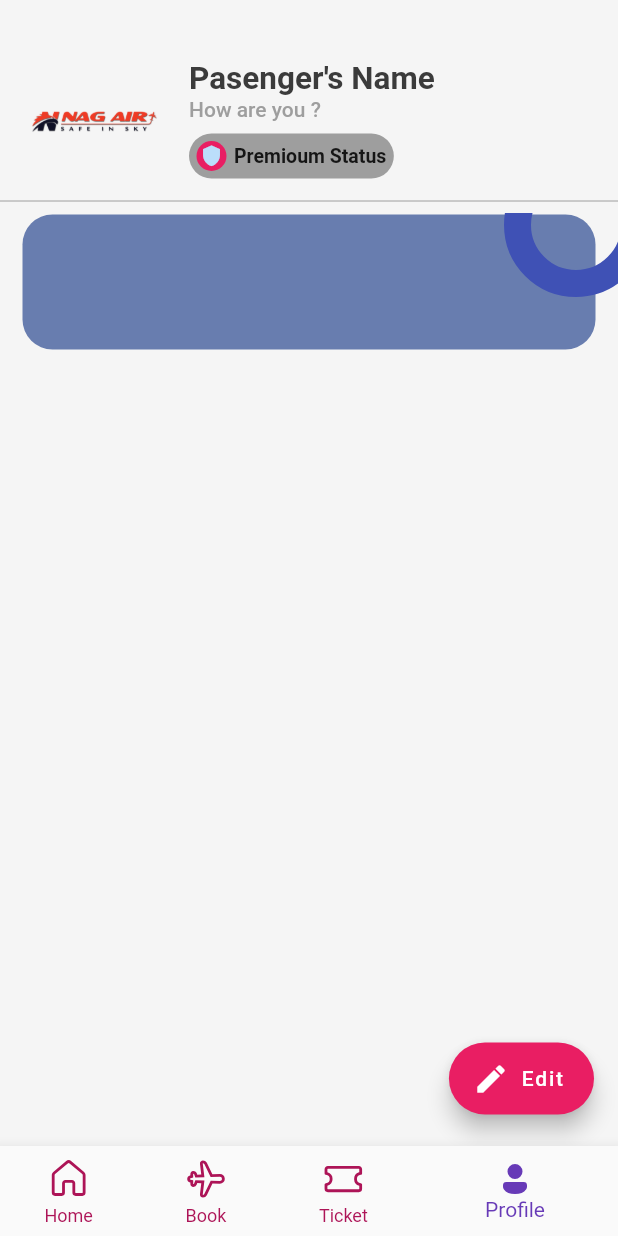
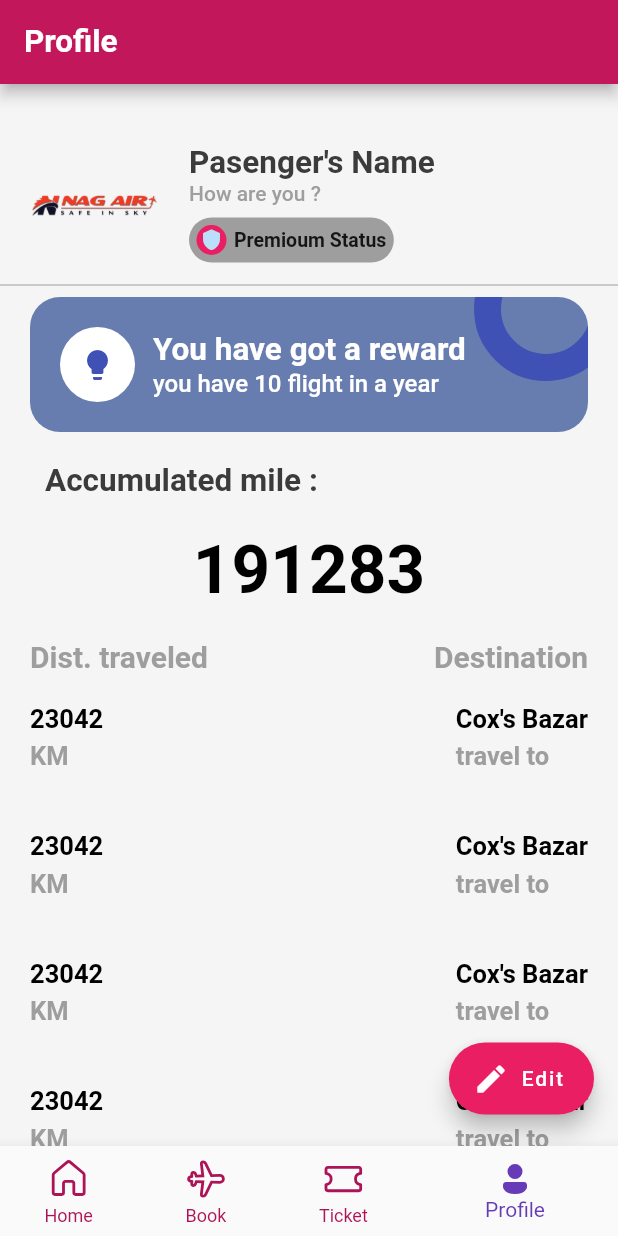
Before and after one commit to NafimAhmed/Air_Ticketing_App, a Flutter app: the screen it shows after launch, item 4 of the bottom bar chosen, on a phone screen of 412 x 824 dp. Run offline on Flutter 3.47's test engine with Material 2 defaults, Android fonts, the phone set to English and light mode, and no system bars; our stand-ins replace barcode_widget, fluentui_icons, gap, get, google_fonts, sizer.

Commit message:
app design done

```diff
--- a/lib/screens/profile_screen.dart
+++ b/lib/screens/profile_screen.dart
@@ -4,6 +4,8 @@ import 'package:air_ticket_app/Utils/app_style.dart';
 import 'package:flutter/cupertino.dart';
 import 'package:flutter/material.dart';
 import 'package:gap/gap.dart';
+
+import '../widget/column_layout.dart';
 
 class ProfileScreen extends StatelessWidget {
   const ProfileScreen({Key? key}) : super(key: key);
@@ -12,7 +14,13 @@ class ProfileScreen extends StatelessWidget {
   Widget build(BuildContext context) {
     return Scaffold(
       backgroundColor: Colors.grey.shade100,
-      body: ListView(
+      appBar: AppBar(
+        backgroundColor: Colors.pink.shade700,
+        title: Text("Profile",style: Styles.headlineStyle2.copyWith(color: Colors.white),),
+      ),
+      body: SingleChildScrollView(
+        child: Column(
+
           children: [
 
             Gap(AppLayout.getHeight(40)),
@@ -96,12 +104,13 @@ class ProfileScreen extends StatelessWidget {
             Divider(color: Colors.grey.shade500,),
 
             Container(
-            margin: EdgeInsets.fromLTRB(0, 0, 0, 0),
+              margin: EdgeInsets.fromLTRB(20, 0, 20, 0),
               child: Stack(
+
                 children: [
 
                   Container(
-                  margin: EdgeInsets.symmetric(horizontal: 15,vertical: 1),
+                    margin: EdgeInsets.symmetric(horizontal: 0,vertical: 0),
                     height: AppLayout.getHeight(90),
                     width: double.infinity,
                     decoration: BoxDecoration(
@@ -121,20 +130,130 @@ class ProfileScreen extends StatelessWidget {
                           //borderRadius: Border.all(width: 18)
                         ),
                       )),
+                  Container(
+                      padding: EdgeInsets.symmetric(horizontal: AppLayout.getWidth(20),vertical: AppLayout.getHeight(20)),
+                      child:Row(
+                        mainAxisAlignment: MainAxisAlignment.start,
+                        crossAxisAlignment: CrossAxisAlignment.center,
+                        children: [
+                          CircleAvatar(
+                            child: Icon(Icons.lightbulb,
+                              color: Colors.indigo,
+                            ),
+                            // radius: 25,
+                            maxRadius: 25,
+                            //minRadius: 25,
+                            backgroundColor: Colors.white,
+                          ),
 
-                Row(
+                          Gap(AppLayout.getWidth(12)),
+
+                          Column(
+                            mainAxisAlignment: MainAxisAlignment.start,
+                            crossAxisAlignment: CrossAxisAlignment.start,
+
                             children: [
-
+                              Text("You have got a reward",
+                                style: Styles.headlineStyle2.copyWith(color: Colors.white,fontWeight: FontWeight.bold),),
+                              Text("you have 10 flight in a year",
+                                style: Styles.headlineStyle2.copyWith(color: Colors.white,fontWeight: FontWeight.w500,fontSize: 16),)
                             ],
                           )
 
+
+                        ],
+                      )),
+
+
+                ],
+              ),
+            ),
+
+
+
+            Row(
+              mainAxisAlignment: MainAxisAlignment.start,
+              children: [
+              Container(
+                  margin: EdgeInsets.fromLTRB(30, 20, 10, 20),
+                  child : Text("Accumulated mile :",style: Styles.headlineStyle2,)),
+            ],),
+
+            Container(
+              child: Column(
+                children: [
+                  Text("191283",style: TextStyle(
+                      fontSize: 45,
+                      color: Colors.black,
+                      fontWeight: FontWeight.w600
+                  ),)
+                ],
+              ),
+            ),
+
+            Container(
+              padding: EdgeInsets.all(20),
+              child: Column(
+                children: [
+                  Row(
+                    mainAxisAlignment: MainAxisAlignment.spaceBetween,
+                    children: [
+                      Text("Dist. traveled",
+                        style: TextStyle(
+                            fontSize: 20,
+                            fontWeight: FontWeight.w600,
+                            color: Colors.grey.shade500
+                        ),
+                      ),
+                      Text("Destination",
+                        style: TextStyle(
+                            fontSize: 20,
+                            fontWeight: FontWeight.w600,
+                            color: Colors.grey.shade500
+                        ),
+                      )
+                    ],
+                  ),
+                  ListView.builder(
+
+                    scrollDirection: Axis.vertical,
+                      shrinkWrap: true,
+                      physics:  BouncingScrollPhysics(parent: AlwaysScrollableScrollPhysics()),
+                      itemCount: 5,
+                      itemBuilder: (BuildContext context,int index){
+                        return Container(
+                          margin: EdgeInsets.symmetric(vertical: AppLayout.getHeight(20)),
+                          child: Row(
+                            mainAxisAlignment: MainAxisAlignment.spaceBetween,
+                            children: [
+                              AppColumnLayout(
+                                firstText: "23042",
+                                SecondText: "KM",
+                              ),
+
+
+
+                              AppColumnLayout(
+                                firstText: "Cox's Bazar",
+                                SecondText: "travel to",
+                              ),
+                            ],
+
+                          ),
+                        );
+                      }),
+                  // SingleChildScrollView(
+                  //   child:
+                  // )
                 ],
               ),
             )
 
 
 
+
           ],
+        ),
       ),
       floatingActionButtonLocation: FloatingActionButtonLocation.endDocked,
       floatingActionButton: Container(
```
Lines whose indentation alone changed are shown as unchanged.
